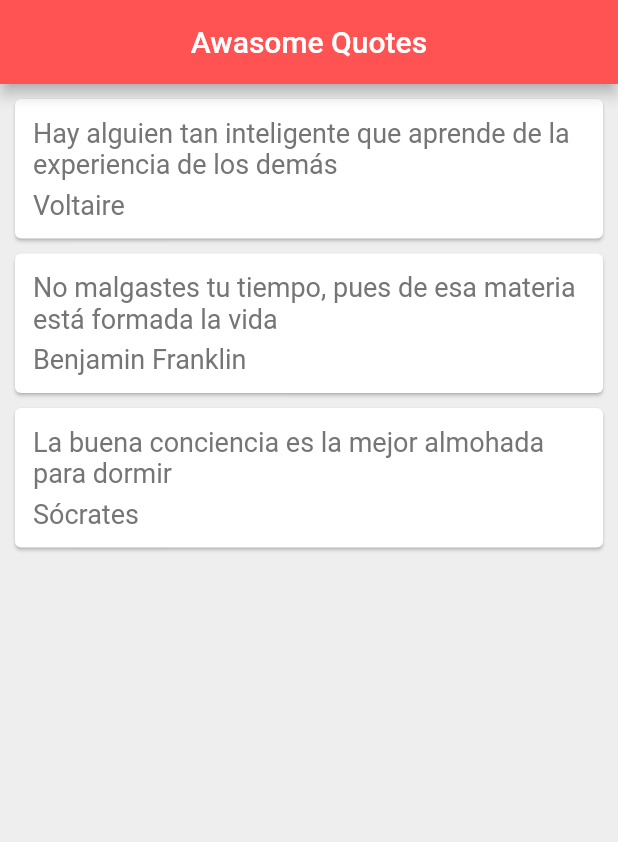
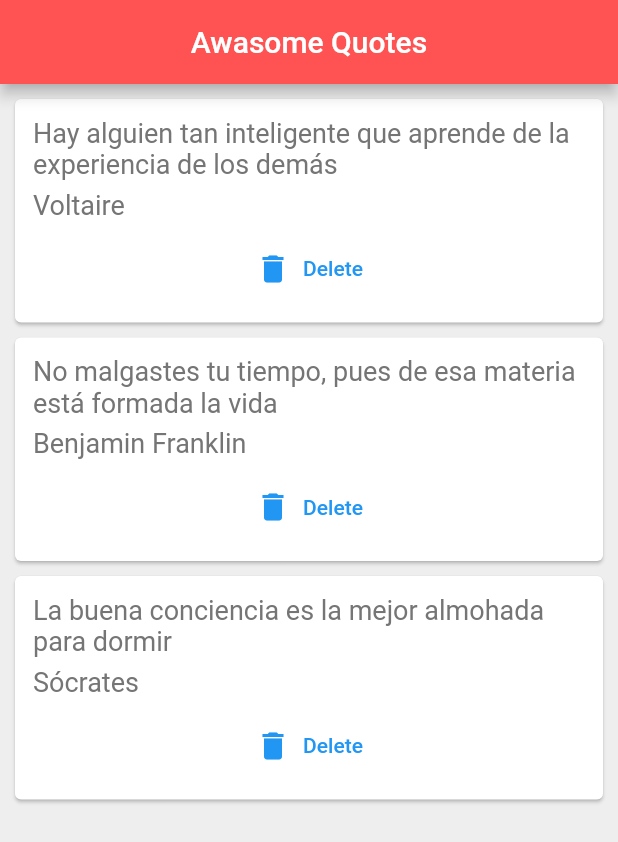
Before and after one commit to AFRT927/quoteList, a Flutter app: the screen it shows after launch, on a phone screen of 412 x 824 dp. Shown: the top 842 px of the screen. Run offline on Flutter 3.47's test engine with Material 2 defaults, Android fonts, the phone set to English and light mode, and no system bars.

Commit message:
using callbacks on the Card to execute actions

```diff
--- a/lib/main.dart
+++ b/lib/main.dart
@@ -20,11 +20,11 @@ class _QuoteListState extends State<QuoteList> {
                        Quote(text: 'La buena conciencia es la mejor almohada para dormir', author: 'Sócrates')
                       ];
 
-  Widget quoteTemplate( Quote q) {
+  // Widget quoteTemplate( {Quote q, List<Quote> qL) {
 
-    return QuoteCard(q);
+  //   return QuoteCard(quote: q);
 
-  }
+  // }
 
 
   @override
@@ -39,7 +39,11 @@ class _QuoteListState extends State<QuoteList> {
       ),
       body: Column(
         crossAxisAlignment: CrossAxisAlignment.start,
-        children: qList.map((q) => quoteTemplate(q)).toList(),
+        children: qList.map((q) => QuoteCard(quote: q, delete:(){
+          setState(() {
+            qList.remove(q);
+          });
+        })).toList(),
       ),
     );
   }
--- a/lib/quote_card.dart
+++ b/lib/quote_card.dart
@@ -4,9 +4,10 @@ class QuoteCard extends StatelessWidget {
 
   // parameter
   final Quote quote;
+  final Function() delete;
 
   // constructor
-  const QuoteCard(this.quote);
+  const QuoteCard({required this.quote, required this.delete});
 
   @override
   Widget build(BuildContext context) {
@@ -32,6 +33,11 @@ class QuoteCard extends StatelessWidget {
                 color: Colors.grey[600]
               ),
             ),
+            SizedBox(height: 8,),
+            TextButton.icon(
+              onPressed: delete,
+               icon: Icon(Icons.delete),
+                label: Text('Delete'))
           ],
         ),
       ),
```
